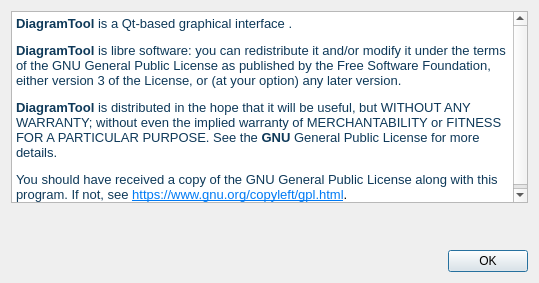
Old version of the form src/Base/aboutdialog.ui in the repository parisa-hr/DiagramTool.
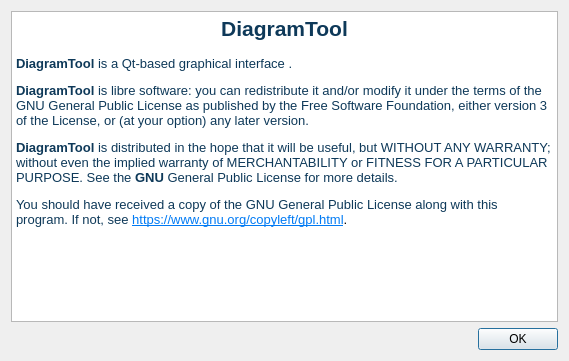
New version of the form.

```diff
--- a/src/Base/aboutdialog.ui
+++ b/src/Base/aboutdialog.ui
@@ -6,44 +6,26 @@
    <rect>
     <x>0</x>
     <y>0</y>
-    <width>539</width>
-    <height>283</height>
+    <width>569</width>
+    <height>361</height>
    </rect>
   </property>
   <property name="windowTitle">
    <string>Dialog</string>
   </property>
   <layout class="QGridLayout" name="gridLayout">
-   <item row="1" column="0">
-    <spacer name="verticalSpacer">
-     <property name="orientation">
-      <enum>Qt::Vertical</enum>
-     </property>
-     <property name="sizeHint" stdset="0">
-      <size>
-       <width>20</width>
-       <height>40</height>
-      </size>
-     </property>
-    </spacer>
-   </item>
-   <item row="2" column="0">
-    <widget class="QDialogButtonBox" name="buttonBox">
-     <property name="orientation">
-      <enum>Qt::Horizontal</enum>
-     </property>
-     <property name="standardButtons">
-      <set>QDialogButtonBox::Ok</set>
-     </property>
-    </widget>
-   </item>
    <item row="0" column="0">
     <widget class="QTextEdit" name="textEdit">
+     <property name="readOnly">
+      <bool>true</bool>
+     </property>
      <property name="html">
       <string>&lt;!DOCTYPE HTML PUBLIC &quot;-//W3C//DTD HTML 4.0//EN&quot; &quot;http://www.w3.org/TR/REC-html40/strict.dtd&quot;&gt;
 &lt;html&gt;&lt;head&gt;&lt;meta name=&quot;qrichtext&quot; content=&quot;1&quot; /&gt;&lt;style type=&quot;text/css&quot;&gt;
 p, li { white-space: pre-wrap; }
 &lt;/style&gt;&lt;/head&gt;&lt;body style=&quot; font-family:'Ubuntu'; font-size:11pt; font-weight:400; font-style:normal;&quot;&gt;
+&lt;p align=&quot;center&quot; style=&quot; margin-top:0px; margin-bottom:0px; margin-left:0px; margin-right:0px; -qt-block-indent:0; text-indent:0px;&quot;&gt;&lt;span style=&quot; font-family:'Ubuntu'; font-size:16pt; font-weight:600; color:#0e3959;&quot;&gt;DiagramTool&lt;/span&gt;&lt;/p&gt;
+&lt;p style=&quot;-qt-paragraph-type:empty; margin-top:0px; margin-bottom:0px; margin-left:0px; margin-right:0px; -qt-block-indent:0; text-indent:0px; font-family:'Ubuntu'; font-size:10pt; font-weight:600; color:#0e3959;&quot;&gt;&lt;br /&gt;&lt;/p&gt;
 &lt;p style=&quot; margin-top:0px; margin-bottom:0px; margin-left:0px; margin-right:0px; -qt-block-indent:0; text-indent:0px;&quot;&gt;&lt;span style=&quot; font-family:'Ubuntu'; font-size:10pt; font-weight:600; color:#0e3959;&quot;&gt;DiagramTool&lt;/span&gt;&lt;span style=&quot; font-family:'Ubuntu'; font-size:10pt; color:#0e3959;&quot;&gt; is a Qt-based graphical interface .&lt;/span&gt;&lt;/p&gt;
 &lt;p style=&quot; margin-top:12px; margin-bottom:12px; margin-left:0px; margin-right:0px; -qt-block-indent:0; text-indent:0px;&quot;&gt;&lt;span style=&quot; font-family:'Sans Serif'; font-size:10pt; font-weight:600; color:#0e3959;&quot;&gt;DiagramTool&lt;/span&gt;&lt;span style=&quot; font-family:'Sans Serif'; font-size:10pt; color:#0e3959;&quot;&gt; is libre software: you can redistribute it and/or modify it under the terms of the GNU General Public License as published by the Free Software Foundation, either version 3 of the License, or (at your option) any later version.&lt;/span&gt;&lt;/p&gt;
 &lt;p style=&quot; margin-top:12px; margin-bottom:12px; margin-left:0px; margin-right:0px; -qt-block-indent:0; text-indent:0px;&quot;&gt;&lt;span style=&quot; font-family:'Sans Serif'; font-size:10pt; font-weight:600; color:#0e3959;&quot;&gt;DiagramTool&lt;/span&gt;&lt;span style=&quot; font-family:'Sans Serif'; font-size:10pt; color:#0e3959;&quot;&gt; is distributed in the hope that it will be useful, but WITHOUT ANY WARRANTY; without even the implied warranty of MERCHANTABILITY or FITNESS FOR A PARTICULAR PURPOSE. See the &lt;/span&gt;&lt;span style=&quot; font-family:'Sans Serif'; font-size:10pt; font-weight:600; color:#0e3959;&quot;&gt;GNU&lt;/span&gt;&lt;span style=&quot; font-family:'Sans Serif'; font-size:10pt; color:#0e3959;&quot;&gt; General Public License for more details. &lt;/span&gt;&lt;/p&gt;
@@ -51,6 +33,16 @@
      </property>
     </widget>
    </item>
+   <item row="1" column="0">
+    <widget class="QDialogButtonBox" name="buttonBox">
+     <property name="orientation">
+      <enum>Qt::Horizontal</enum>
+     </property>
+     <property name="standardButtons">
+      <set>QDialogButtonBox::Ok</set>
+     </property>
+    </widget>
+   </item>
   </layout>
  </widget>
  <resources/>
```
